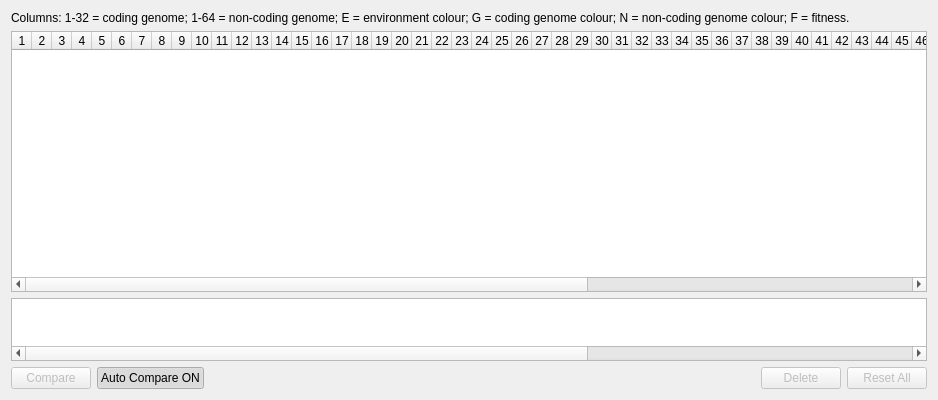
Above: genomecomparison.ui from palaeoware/revosim before the change. Below: the same form after it.
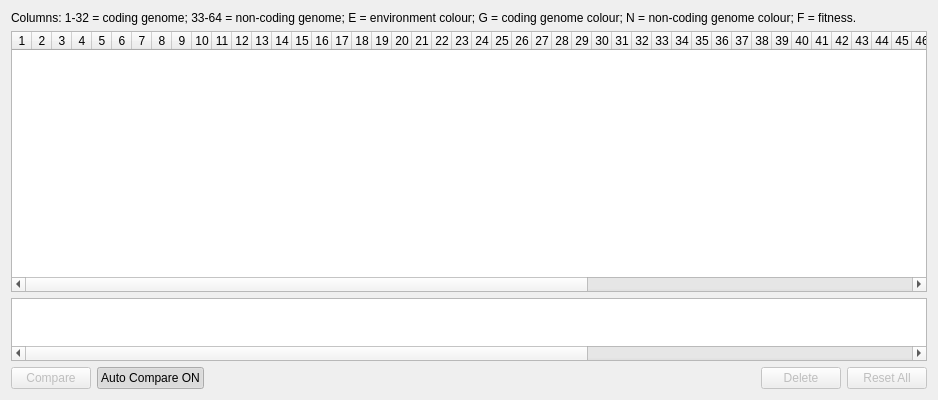
That is the form after the change.

Commit message: Fixed label in genome comparison

Diff of the .ui file:
```diff
--- a/genomecomparison.ui
+++ b/genomecomparison.ui
@@ -17,7 +17,7 @@
    <item>
     <widget class="QLabel" name="label">
      <property name="text">
-      <string>Columns: 1-32 = coding genome; 1-64 = non-coding genome; E = environment colour; G = coding genome colour; N = non-coding genome colour; F = fitness.</string>
+      <string>Columns: 1-32 = coding genome; 33-64 = non-coding genome; E = environment colour; G = coding genome colour; N = non-coding genome colour; F = fitness.</string>
      </property>
      <property name="wordWrap">
       <bool>true</bool>
```
